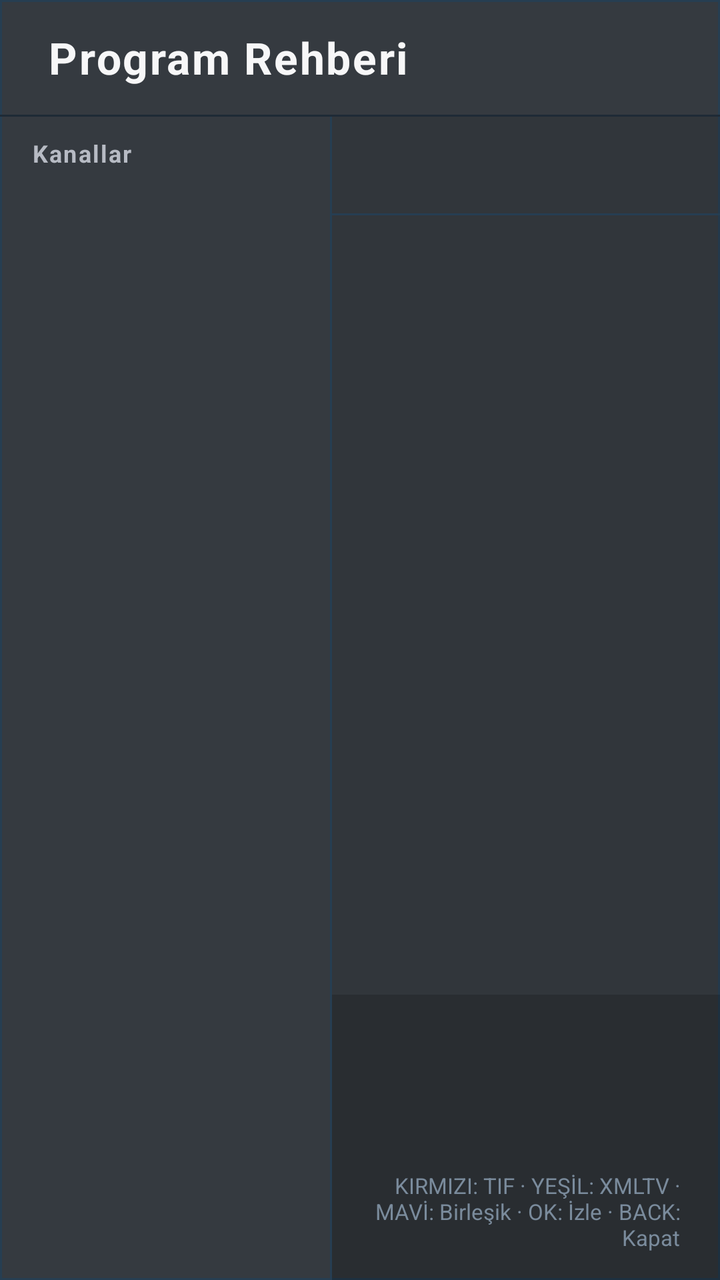
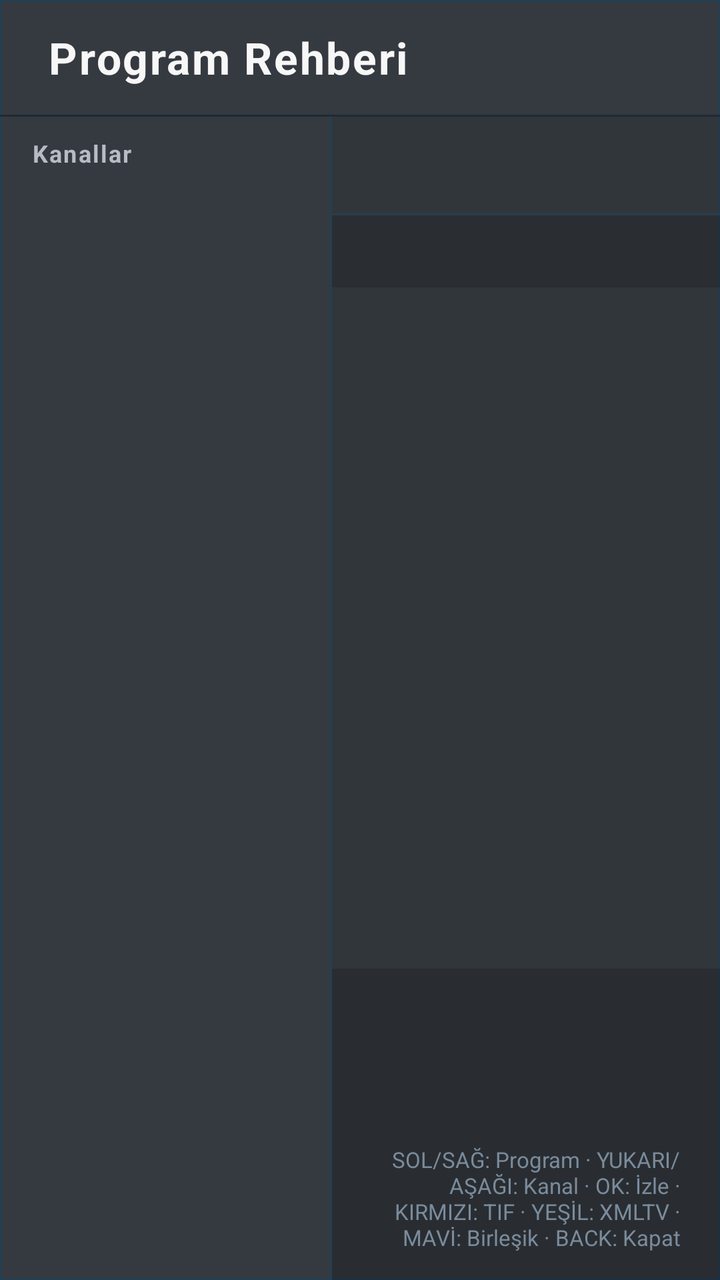

Two renders of the same Android screen: before a commit and after it. Below are the layout's source before the change and the commit's diff.
<!-- AndroidManifest.xml: activity theme Theme.TVApp.GuideOverlay -->
<!-- res/layout/activity_program_guide.xml -->
<?xml version="1.0" encoding="utf-8"?>
<FrameLayout xmlns:android="http://schemas.android.com/apk/res/android"
    android:layout_width="match_parent"
    android:layout_height="match_parent"
    android:background="@android:color/transparent">

    <LinearLayout
        android:id="@+id/guide_overlay"
        android:layout_width="wrap_content"
        android:layout_height="match_parent"
        android:layout_gravity="start"
        android:background="@drawable/bg_guide_overlay"
        android:orientation="vertical">

        <LinearLayout
            android:id="@+id/guide_header"
            android:layout_width="match_parent"
            android:layout_height="wrap_content"
            android:gravity="center_vertical"
            android:orientation="horizontal"
            android:paddingHorizontal="24dp"
            android:paddingVertical="14dp">

            <TextView
                android:layout_width="0dp"
                android:layout_height="wrap_content"
                android:layout_weight="1"
                android:letterSpacing="0.04"
                android:text="@string/program_guide"
                android:textColor="@color/text_primary"
                android:textSize="22sp"
                android:textStyle="bold" />

            <TextView
                android:id="@+id/guide_source"
                android:layout_width="wrap_content"
                android:layout_height="wrap_content"
                android:layout_marginEnd="18dp"
                android:fontFamily="sans-serif-medium"
                android:textColor="@color/accent"
                android:textSize="13sp" />

            <TextView
                android:id="@+id/guide_date"
                android:layout_width="wrap_content"
                android:layout_height="wrap_content"
                android:fontFamily="sans-serif-medium"
                android:textColor="@color/accent"
                android:textSize="15sp" />
        </LinearLayout>

        <View
            android:layout_width="match_parent"
            android:layout_height="1dp"
            android:background="#1E2A36" />

        <LinearLayout
            android:layout_width="match_parent"
            android:layout_height="0dp"
            android:layout_weight="1"
            android:orientation="horizontal">

            <LinearLayout
                android:id="@+id/guide_channel_column"
                android:layout_width="0dp"
                android:layout_height="match_parent"
                android:layout_weight="46"
                android:background="@android:color/transparent"
                android:orientation="vertical">

                <TextView
                    android:layout_width="match_parent"
                    android:layout_height="wrap_content"
                    android:letterSpacing="0.06"
                    android:paddingHorizontal="16dp"
                    android:paddingVertical="10dp"
                    android:text="@string/channels"
                    android:textColor="@color/text_secondary"
                    android:textSize="12sp"
                    android:textStyle="bold" />

                <androidx.recyclerview.widget.RecyclerView
                    android:id="@+id/guide_channel_list"
                    android:layout_width="match_parent"
                    android:layout_height="0dp"
                    android:layout_weight="1"
                    android:clipToPadding="false"
                    android:descendantFocusability="afterDescendants"
                    android:focusable="true"
                    android:overScrollMode="never"
                    android:paddingBottom="16dp" />
            </LinearLayout>

            <View
                android:layout_width="1dp"
                android:layout_height="match_parent"
                android:background="#263E52" />

            <LinearLayout
                android:layout_width="0dp"
                android:layout_height="match_parent"
                android:layout_weight="54"
                android:background="#14000000"
                android:orientation="vertical">

                <LinearLayout
                    android:layout_width="match_parent"
                    android:layout_height="wrap_content"
                    android:gravity="center_vertical"
                    android:orientation="horizontal"
                    android:paddingHorizontal="18dp"
                    android:paddingVertical="12dp">

                    <TextView
                        android:id="@+id/selected_channel_number"
                        android:layout_width="wrap_content"
                        android:layout_height="wrap_content"
                        android:textColor="@color/accent"
                        android:textSize="16sp"
                        android:textStyle="bold" />

                    <TextView
                        android:id="@+id/selected_channel_name"
                        android:layout_width="0dp"
                        android:layout_height="wrap_content"
                        android:layout_marginStart="10dp"
                        android:layout_weight="1"
                        android:ellipsize="end"
                        android:maxLines="1"
                        android:textColor="@color/text_primary"
                        android:textSize="18sp"
                        android:textStyle="bold" />
                </LinearLayout>

                <View
                    android:layout_width="match_parent"
                    android:layout_height="1dp"
                    android:background="#263E52" />

                <FrameLayout
                    android:layout_width="match_parent"
                    android:layout_height="0dp"
                    android:layout_weight="1">

                    <androidx.recyclerview.widget.RecyclerView
                        android:id="@+id/program_list"
                        android:layout_width="match_parent"
                        android:layout_height="match_parent"
                        android:clipToPadding="false"
                        android:descendantFocusability="afterDescendants"
                        android:focusable="true"
                        android:overScrollMode="never"
                        android:paddingBottom="16dp" />

                    <TextView
                        android:id="@+id/empty_programs"
                        android:layout_width="wrap_content"
                        android:layout_height="wrap_content"
                        android:layout_gravity="center"
                        android:gravity="center"
                        android:padding="24dp"
                        android:text="@string/no_epg_data"
                        android:textColor="@color/text_secondary"
                        android:textSize="15sp"
                        android:visibility="gone" />
                </FrameLayout>

                <LinearLayout
                    android:id="@+id/program_detail"
                    android:layout_width="match_parent"
                    android:layout_height="wrap_content"
                    android:background="#2A000000"
                    android:orientation="vertical"
                    android:paddingHorizontal="20dp"
                    android:paddingVertical="14dp">

                    <TextView
                        android:id="@+id/detail_title"
                        android:layout_width="match_parent"
                        android:layout_height="wrap_content"
                        android:ellipsize="end"
                        android:maxLines="1"
                        android:textColor="@color/text_primary"
                        android:textSize="17sp"
                        android:textStyle="bold" />

                    <TextView
                        android:id="@+id/detail_time"
                        android:layout_width="match_parent"
                        android:layout_height="wrap_content"
                        android:layout_marginTop="3dp"
                        android:fontFamily="sans-serif-medium"
                        android:textColor="@color/accent"
                        android:textSize="13sp" />

                    <TextView
                        android:id="@+id/detail_description"
                        android:layout_width="match_parent"
                        android:layout_height="wrap_content"
                        android:layout_marginTop="5dp"
                        android:ellipsize="end"
                        android:lineSpacingMultiplier="1.2"
                        android:maxLines="3"
                        android:textColor="@color/text_secondary"
                        android:textSize="13sp" />

                    <TextView
                        android:id="@+id/guide_control_hints"
                        android:layout_width="match_parent"
                        android:layout_height="wrap_content"
                        android:layout_marginTop="8dp"
                        android:fontFamily="sans-serif"
                        android:gravity="end"
                        android:text="@string/guide_control_hints"
                        android:textColor="#7A8B9C"
                        android:textSize="11sp" />
                </LinearLayout>
            </LinearLayout>
        </LinearLayout>
    </LinearLayout>
</FrameLayout>
<!-- resources referenced by this layout -->
<resources>
  <color name="accent">#33B5E5</color>
  <color name="text_primary">#F7F7F8</color>
  <color name="text_secondary">#B7BBC4</color>
  <!-- drawable bg_guide_overlay (drawable) -->
  <?xml version="1.0" encoding="utf-8"?>
  <shape xmlns:android="http://schemas.android.com/apk/res/android"
      android:shape="rectangle">
      
      <solid android:color="#D40D131A" />
      <stroke
          android:width="1dp"
          android:color="#263E52" />
  </shape>
  <string name="channels">Kanallar</string>
  <string name="guide_control_hints">KIRMIZI: TIF · YEŞİL: XMLTV · MAVİ: Birleşik · OK: İzle · BACK: Kapat</string>
  <string name="no_epg_data">Bu kanal için TIF program verisi bulunamadı.</string>
  <string name="program_guide">Program Rehberi</string>
  <style name="Theme.TVApp.GuideOverlay" parent="Theme.AppCompat.DayNight.NoActionBar">
          <item name="android:windowIsTranslucent">true</item>
          <item name="android:windowBackground">@android:color/transparent</item>
          <item name="android:windowNoTitle">true</item>
          <item name="android:windowFullscreen">true</item>
          <item name="android:backgroundDimEnabled">false</item>
          <item name="android:windowDisablePreview">true</item>
          <item name="android:colorAccent">@color/accent</item>
      </style>
</resources>

<!-- the commit's change to res/layout/activity_program_guide.xml (unified diff, before → after) -->
@@ -137,6 +137,32 @@
                     android:layout_height="1dp"
                     android:background="#263E52" />
 
+                <LinearLayout
+                    android:id="@+id/timeline_ruler"
+                    android:layout_width="match_parent"
+                    android:layout_height="36dp"
+                    android:background="#26000000"
+                    android:gravity="center_vertical"
+                    android:orientation="horizontal"
+                    android:paddingHorizontal="12dp">
+
+                    <TextView
+                        android:id="@+id/timeline_time_0"
+                        style="@style/GuideTimelineTime" />
+
+                    <TextView
+                        android:id="@+id/timeline_time_1"
+                        style="@style/GuideTimelineTime" />
+
+                    <TextView
+                        android:id="@+id/timeline_time_2"
+                        style="@style/GuideTimelineTime" />
+
+                    <TextView
+                        android:id="@+id/timeline_time_3"
+                        style="@style/GuideTimelineTime" />
+                </LinearLayout>
+
                 <FrameLayout
                     android:layout_width="match_parent"
                     android:layout_height="0dp"
@@ -150,7 +176,8 @@
                         android:descendantFocusability="afterDescendants"
                         android:focusable="true"
                         android:overScrollMode="never"
-                        android:paddingBottom="16dp" />
+                        android:paddingHorizontal="8dp"
+                        android:paddingVertical="10dp" />
 
                     <TextView
                         android:id="@+id/empty_programs"
<!-- resource entries referenced after the edit -->
@@ -14,9 +14,18 @@
           android:color="#263E52" />
   </shape>
   <string name="channels">Kanallar</string>
-  <string name="guide_control_hints">KIRMIZI: TIF · YEŞİL: XMLTV · MAVİ: Birleşik · OK: İzle · BACK: Kapat</string>
+  <string name="guide_control_hints">SOL/SAĞ: Program · YUKARI/AŞAĞI: Kanal · OK: İzle · KIRMIZI: TIF · YEŞİL: XMLTV · MAVİ: Birleşik · BACK: Kapat</string>
   <string name="no_epg_data">Bu kanal için TIF program verisi bulunamadı.</string>
   <string name="program_guide">Program Rehberi</string>
+  <style name="GuideTimelineTime">
+          <item name="android:layout_width">0dp</item>
+          <item name="android:layout_height">wrap_content</item>
+          <item name="android:layout_weight">1</item>
+          <item name="android:fontFamily">sans-serif-medium</item>
+          <item name="android:gravity">start</item>
+          <item name="android:textColor">@color/text_secondary</item>
+          <item name="android:textSize">12sp</item>
+      </style>
   <style name="Theme.TVApp.GuideOverlay" parent="Theme.AppCompat.DayNight.NoActionBar">
           <item name="android:windowIsTranslucent">true</item>
           <item name="android:windowBackground">@android:color/transparent</item>
